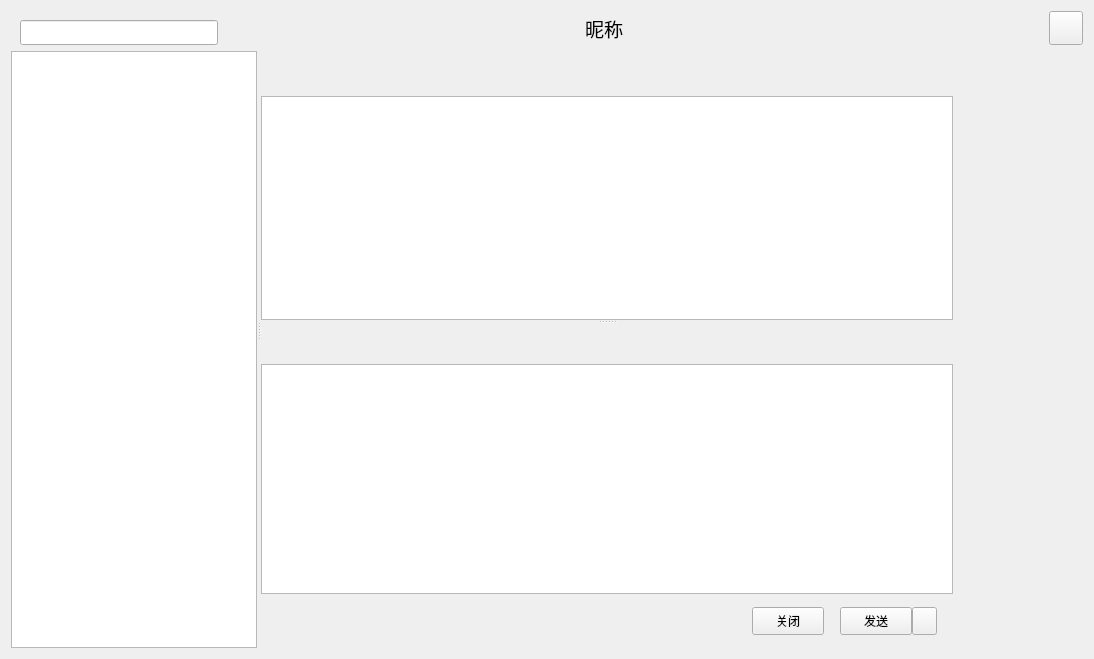
NoHearting/MySelfQQ_v2, file ChatWidget.ui: the form before one commit.
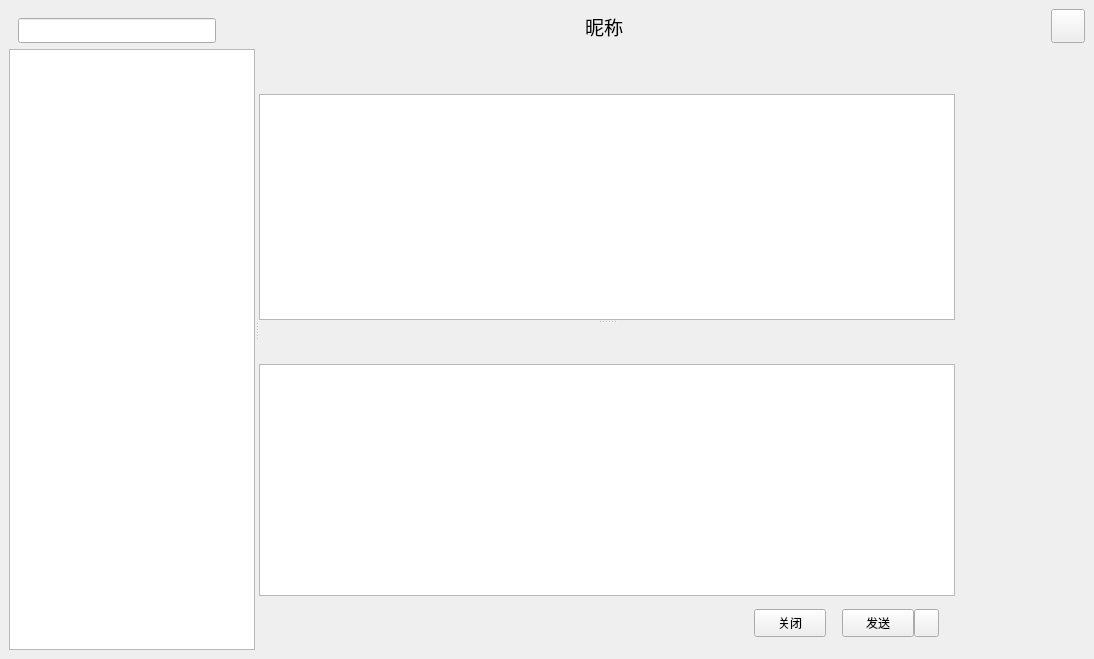
The form after the commit. Icons and pictures are not drawn. Custom widgets are drawn as their Qt base class.

```diff
--- a/ChatWidget.ui
+++ b/ChatWidget.ui
@@ -20,6 +20,18 @@
    <string>Form</string>
   </property>
   <layout class="QGridLayout" name="gridLayout">
+   <property name="leftMargin">
+    <number>9</number>
+   </property>
+   <property name="topMargin">
+    <number>9</number>
+   </property>
+   <property name="rightMargin">
+    <number>9</number>
+   </property>
+   <property name="bottomMargin">
+    <number>9</number>
+   </property>
    <item row="0" column="0">
     <widget class="QWidget" name="widgetBody" native="true">
      <property name="minimumSize">
@@ -454,7 +466,7 @@
                      <number>0</number>
                     </property>
                     <item row="0" column="0">
-                     <widget class="QSplitter" name="splitter_2">
+                     <widget class="MySplitter" name="splitterContent">
                       <property name="orientation">
                        <enum>Qt::Vertical</enum>
                       </property>
@@ -528,7 +540,7 @@
                       </widget>
                       <widget class="QWidget" name="widgetMessageInput" native="true">
                        <property name="sizePolicy">
-                        <sizepolicy hsizetype="Preferred" vsizetype="Expanding">
+                        <sizepolicy hsizetype="Preferred" vsizetype="Preferred">
                          <horstretch>0</horstretch>
                          <verstretch>0</verstretch>
                         </sizepolicy>
@@ -1853,6 +1865,12 @@
    <extends>QTextEdit</extends>
    <header>MyTextEdit.h</header>
   </customwidget>
+  <customwidget>
+   <class>MySplitter</class>
+   <extends>QSplitter</extends>
+   <header>MySplitter.h</header>
+   <container>1</container>
+  </customwidget>
  </customwidgets>
  <resources>
   <include location="res.qrc"/>
```
